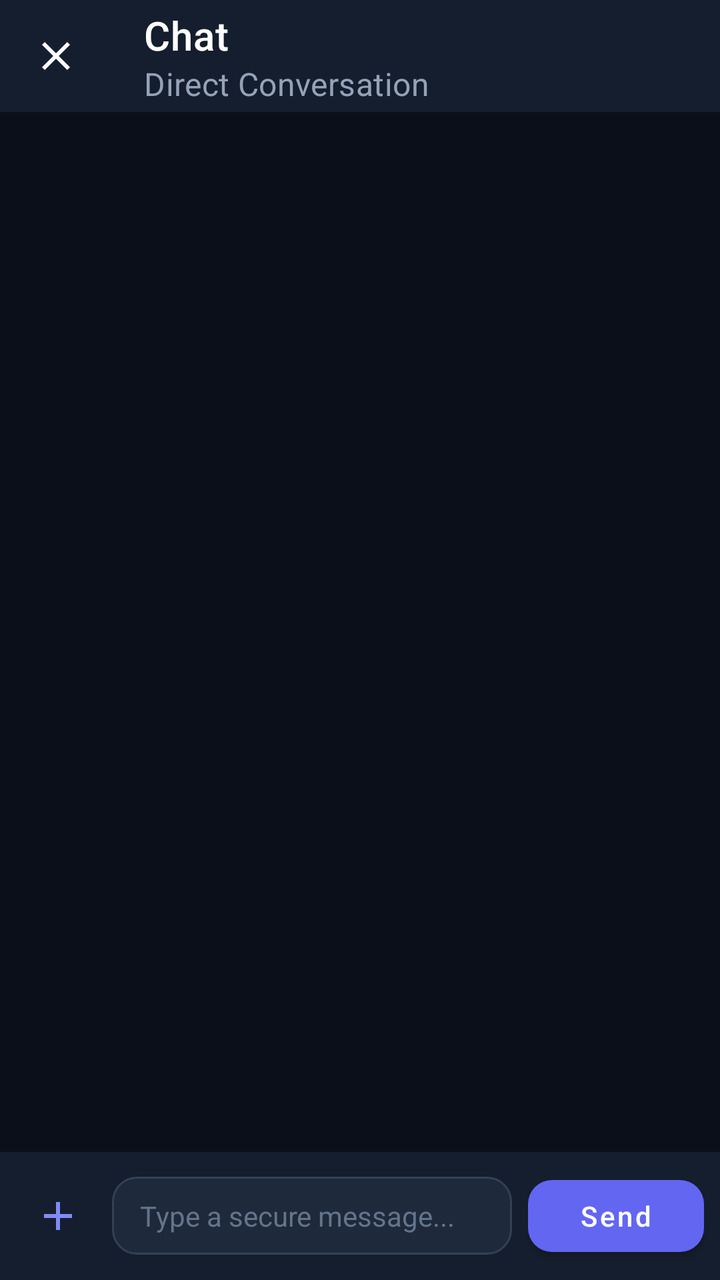
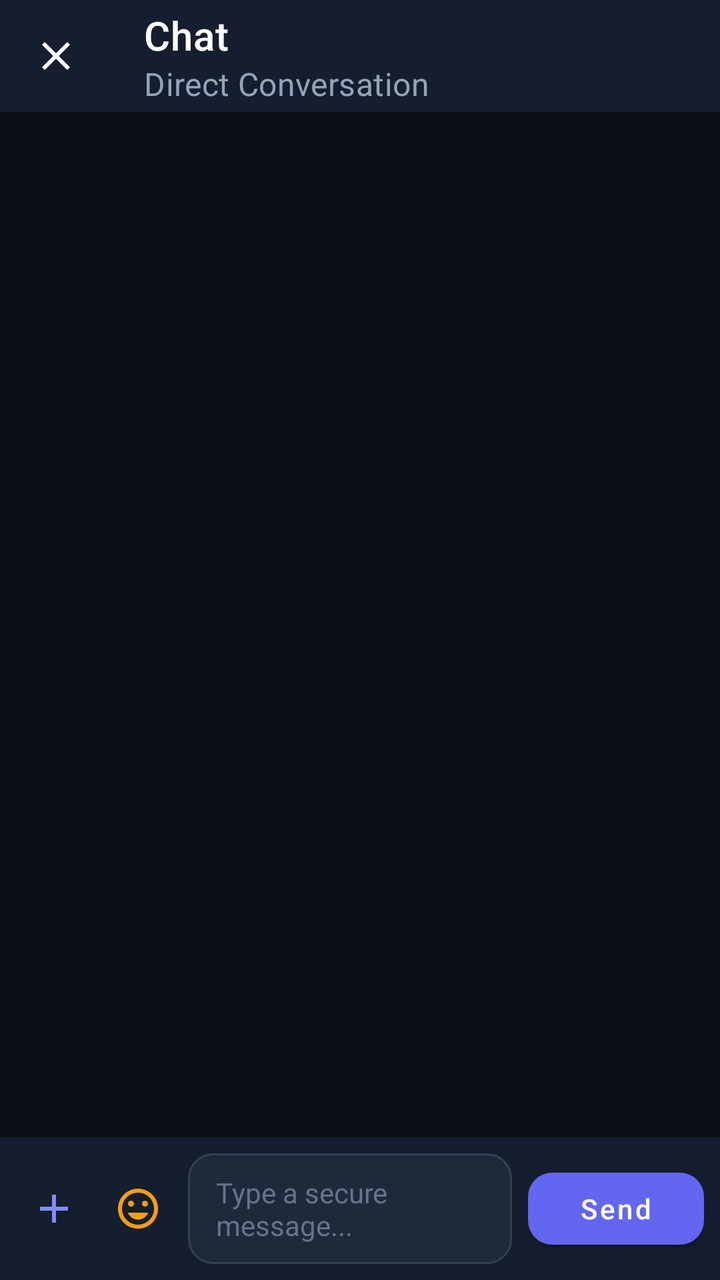

An Android layout rendered at two revisions. The XML below is the earlier revision; the diff shows what the commit changed to produce the second picture.
<!-- AndroidManifest.xml: application theme Theme.Nexa -->
<!-- res/layout/activity_chat.xml -->
<?xml version="1.0" encoding="utf-8"?>
<LinearLayout xmlns:android="http://schemas.android.com/apk/res/android"
    xmlns:app="http://schemas.android.com/apk/res-auto"
    xmlns:tools="http://schemas.android.com/tools"
    android:layout_width="match_parent"
    android:layout_height="match_parent"
    android:background="#0B0F19"
    android:orientation="vertical">

    
    <androidx.appcompat.widget.Toolbar
        android:id="@+id/toolbar"
        android:layout_width="match_parent"
        android:layout_height="?attr/actionBarSize"
        android:background="#151E2E"
        app:navigationIcon="@drawable/ic_close"
        app:subtitle="Direct Conversation"
        app:subtitleTextColor="#94A3B8"
        app:title="Chat"
        app:titleTextColor="#FFFFFF" />

    
    <TextView
        android:id="@+id/tvTypingIndicator"
        android:layout_width="match_parent"
        android:layout_height="wrap_content"
        android:background="#1F2937"
        android:paddingHorizontal="16dp"
        android:paddingVertical="4dp"
        android:text="User is typing..."
        android:textColor="#818CF8"
        android:textSize="12sp"
        android:textStyle="italic"
        android:visibility="gone" />

    
    <androidx.recyclerview.widget.RecyclerView
        android:id="@+id/rvMessages"
        android:layout_width="match_parent"
        android:layout_height="0dp"
        android:layout_weight="1"
        android:clipToPadding="false"
        android:padding="12dp"
        tools:listitem="@layout/item_message_sent" />

    
    <LinearLayout
        android:layout_width="match_parent"
        android:layout_height="wrap_content"
        android:background="#151E2E"
        android:gravity="center_vertical"
        android:orientation="horizontal"
        android:padding="8dp">

        <ImageButton
            android:id="@+id/btnAddAttachment"
            android:layout_width="42dp"
            android:layout_height="42dp"
            android:layout_marginEnd="6dp"
            android:background="?attr/selectableItemBackgroundBorderless"
            android:contentDescription="Add attachment"
            android:padding="8dp"
            android:src="@drawable/ic_add"
            app:tint="#818CF8" />

        <EditText
            android:id="@+id/etMessage"
            android:layout_width="0dp"
            android:layout_height="wrap_content"
            android:layout_weight="1"
            android:background="@drawable/bg_input_field"
            android:hint="Type a secure message..."
            android:inputType="textMultiLine"
            android:maxLines="4"
            android:paddingHorizontal="14dp"
            android:paddingVertical="10dp"
            android:textColor="#FFFFFF"
            android:textColorHint="#64748B"
            android:textSize="14sp" />

        <com.google.android.material.button.MaterialButton
            android:id="@+id/btnSend"
            android:layout_width="wrap_content"
            android:layout_height="wrap_content"
            android:layout_marginStart="8dp"
            android:text="Send"
            android:textAllCaps="false"
            app:backgroundTint="#6366F1"
            app:cornerRadius="12dp" />
    </LinearLayout>
</LinearLayout>
<!-- res/layout/item_message_sent.xml (included above) -->
<?xml version="1.0" encoding="utf-8"?>
<LinearLayout xmlns:android="http://schemas.android.com/apk/res/android"
    xmlns:app="http://schemas.android.com/apk/res-auto"
    android:layout_width="match_parent"
    android:layout_height="wrap_content"
    android:gravity="end"
    android:orientation="vertical"
    android:paddingVertical="4dp"
    android:paddingHorizontal="8dp">

    <LinearLayout
        android:id="@+id/bubbleLayout"
        android:layout_width="wrap_content"
        android:layout_height="wrap_content"
        android:layout_marginStart="56dp"
        android:background="#4F46E5"
        android:orientation="vertical"
        android:paddingHorizontal="12dp"
        android:paddingVertical="10dp">

        
        <com.google.android.material.card.MaterialCardView
            android:id="@+id/cardMedia"
            android:layout_width="240dp"
            android:layout_height="180dp"
            android:layout_marginBottom="6dp"
            android:visibility="gone"
            app:cardCornerRadius="12dp"
            app:cardElevation="0dp"
            app:strokeColor="#33FFFFFF"
            app:strokeWidth="1dp">

            <ImageView
                android:id="@+id/imgMediaAttachment"
                android:layout_width="match_parent"
                android:layout_height="match_parent"
                android:contentDescription="Photo attachment"
                android:scaleType="centerCrop" />
        </com.google.android.material.card.MaterialCardView>

        
        <LinearLayout
            android:id="@+id/layoutFileAttachment"
            android:layout_width="240dp"
            android:layout_height="wrap_content"
            android:layout_marginBottom="6dp"
            android:background="@drawable/bg_unread_badge"
            android:backgroundTint="#33000000"
            android:gravity="center_vertical"
            android:orientation="horizontal"
            android:padding="8dp"
            android:visibility="gone">

            <ImageView
                android:layout_width="28dp"
                android:layout_height="28dp"
                android:src="@drawable/ic_folder"
                app:tint="#A5B4FC" />

            <LinearLayout
                android:layout_width="0dp"
                android:layout_height="wrap_content"
                android:layout_marginStart="8dp"
                android:layout_weight="1"
                android:orientation="vertical">

                <TextView
                    android:id="@+id/tvFileName"
                    android:layout_width="wrap_content"
                    android:layout_height="wrap_content"
                    android:ellipsize="middle"
                    android:maxLines="1"
                    android:text="Document.pdf"
                    android:textColor="#FFFFFF"
                    android:textSize="12sp"
                    android:textStyle="bold" />

                <TextView
                    android:layout_width="wrap_content"
                    android:layout_height="wrap_content"
                    android:text="Tap to open file"
                    android:textColor="#C7D2FE"
                    android:textSize="10sp" />
            </LinearLayout>
        </LinearLayout>

        <TextView
            android:id="@+id/tvContent"
            android:layout_width="wrap_content"
            android:layout_height="wrap_content"
            android:text="Sent message content"
            android:textColor="#FFFFFF"
            android:textSize="14sp" />

        <LinearLayout
            android:layout_width="wrap_content"
            android:layout_height="wrap_content"
            android:layout_gravity="end"
            android:layout_marginTop="4dp"
            android:gravity="center_vertical"
            android:orientation="horizontal">

            <TextView
                android:id="@+id/tvReadStatus"
                android:layout_width="wrap_content"
                android:layout_height="wrap_content"
                android:layout_marginEnd="6dp"
                android:text="✓✓ Read"
                android:textColor="#6EE7B7"
                android:textSize="10sp"
                android:textStyle="bold"
                android:visibility="gone" />

            <TextView
                android:id="@+id/tvTime"
                android:layout_width="wrap_content"
                android:layout_height="wrap_content"
                android:text="Just now"
                android:textColor="#C7D2FE"
                android:textSize="10sp" />
        </LinearLayout>
    </LinearLayout>
</LinearLayout>
<!-- resources referenced by this layout -->
<resources>
  <!-- drawable bg_input_field (drawable) -->
  <?xml version="1.0" encoding="utf-8"?>
  <shape xmlns:android="http://schemas.android.com/apk/res/android"
      android:shape="rectangle">
      <solid android:color="#1E293B" />
      <corners android:radius="12dp" />
      <stroke
          android:width="1dp"
          android:color="#334155" />
  </shape>
  <!-- drawable bg_unread_badge (drawable) -->
  <?xml version="1.0" encoding="utf-8"?>
  <shape xmlns:android="http://schemas.android.com/apk/res/android"
      android:shape="oval">
      <solid android:color="@color/brand_emerald" />
  </shape>
  <!-- drawable ic_add (drawable) -->
  <vector xmlns:android="http://schemas.android.com/apk/res/android"
      android:width="24dp"
      android:height="24dp"
      android:viewportWidth="24"
      android:viewportHeight="24">
      <path
          android:fillColor="#FFFFFFFF"
          android:pathData="M19,13h-6v6h-2v-6H5v-2h6V5h2v6h6v2z" />
  </vector>
  <!-- drawable ic_close (drawable) -->
  <vector xmlns:android="http://schemas.android.com/apk/res/android"
      android:width="24dp"
      android:height="24dp"
      android:viewportWidth="24"
      android:viewportHeight="24">
      <path
          android:fillColor="#FFFFFFFF"
          android:pathData="M19,6.41L17.59,5 12,10.59 6.41,5 5,6.41 10.59,12 5,17.59 6.41,19 12,13.41 17.59,19 19,17.59 13.41,12z" />
  </vector>
  <!-- drawable ic_folder (drawable) -->
  <vector xmlns:android="http://schemas.android.com/apk/res/android"
      android:width="24dp"
      android:height="24dp"
      android:viewportWidth="24"
      android:viewportHeight="24">
    <path
        android:fillColor="#FFFFFFFF"
        android:pathData="M10,4H4c-1.1,0 -1.99,0.9 -1.99,2L2,18c0,1.1 0.9,2 2,2h16c1.1,0 2,-0.9 2,-2V8c0,-1.1 -0.9,-2 -2,-2h-8l-2,-2z"/>
  </vector>
  <color name="brand_emerald">#10B981</color>
  <color name="brand_primary">#6366F1</color>
  <color name="brand_primary_dark">#4F46E5</color>
  <color name="text_white">#FFFFFF</color>
  <color name="brand_cyan">#06B6D4</color>
  <color name="background_light">#F8FAFC</color>
  <color name="background_card_day">#FFFFFF</color>
  <color name="text_dark_primary">#0F172A</color>
  <color name="text_dark_secondary">#475569</color>
  <!-- unchanged entries left out for length: 1 -->
</resources>

<!-- the commit's change to res/layout/activity_chat.xml (unified diff, before → after) -->
@@ -54,14 +54,25 @@
 
         <ImageButton
             android:id="@+id/btnAddAttachment"
-            android:layout_width="42dp"
-            android:layout_height="42dp"
+            android:layout_width="38dp"
+            android:layout_height="38dp"
+            android:layout_marginEnd="4dp"
+            android:background="?attr/selectableItemBackgroundBorderless"
+            android:contentDescription="Add attachment"
+            android:padding="6dp"
+            android:src="@drawable/ic_add"
+            app:tint="#818CF8" />
+
+        <ImageButton
+            android:id="@+id/btnEmoji"
+            android:layout_width="38dp"
+            android:layout_height="38dp"
             android:layout_marginEnd="6dp"
             android:background="?attr/selectableItemBackgroundBorderless"
-            android:contentDescription="Add attachment"
-            android:padding="8dp"
-            android:src="@drawable/ic_add"
-            app:tint="#818CF8" />
+            android:contentDescription="Emoji picker"
+            android:padding="6dp"
+            android:src="@drawable/ic_sticker"
+            app:tint="#F59E0B" />
 
         <EditText
             android:id="@+id/etMessage"
<!-- resource entries referenced after the edit -->
@@ -46,6 +46,16 @@
         android:fillColor="#FFFFFFFF"
         android:pathData="M10,4H4c-1.1,0 -1.99,0.9 -1.99,2L2,18c0,1.1 0.9,2 2,2h16c1.1,0 2,-0.9 2,-2V8c0,-1.1 -0.9,-2 -2,-2h-8l-2,-2z"/>
   </vector>
+  <!-- drawable ic_sticker (drawable) -->
+  <vector xmlns:android="http://schemas.android.com/apk/res/android"
+      android:width="24dp"
+      android:height="24dp"
+      android:viewportWidth="24"
+      android:viewportHeight="24">
+    <path
+        android:fillColor="#FFFFFFFF"
+        android:pathData="M11.99,2C6.47,2 2,6.48 2,12s4.47,10 9.99,10C17.52,22 22,17.52 22,12S17.52,2 11.99,2zM12,20c-4.42,0 -8,-3.58 -8,-8s3.58,-8 8,-8 8,3.58 8,8 -3.58,8 -8,8zm3.5,-9c0.83,0 1.5,-0.67 1.5,-1.5S16.33,8 15.5,8 14,8.67 14,9.5s0.67,1.5 1.5,1.5zm-7,0c0.83,0 1.5,-0.67 1.5,-1.5S9.33,8 8.5,8 7,8.67 7,9.5 7.67,11 8.5,11zm3.5,6.5c2.33,0 4.31,-1.46 5.11,-3.5H6.89c0.8,2.04 2.78,3.5 5.11,3.5z"/>
+  </vector>
   <color name="brand_emerald">#10B981</color>
   <color name="brand_primary">#6366F1</color>
   <color name="brand_primary_dark">#4F46E5</color>
